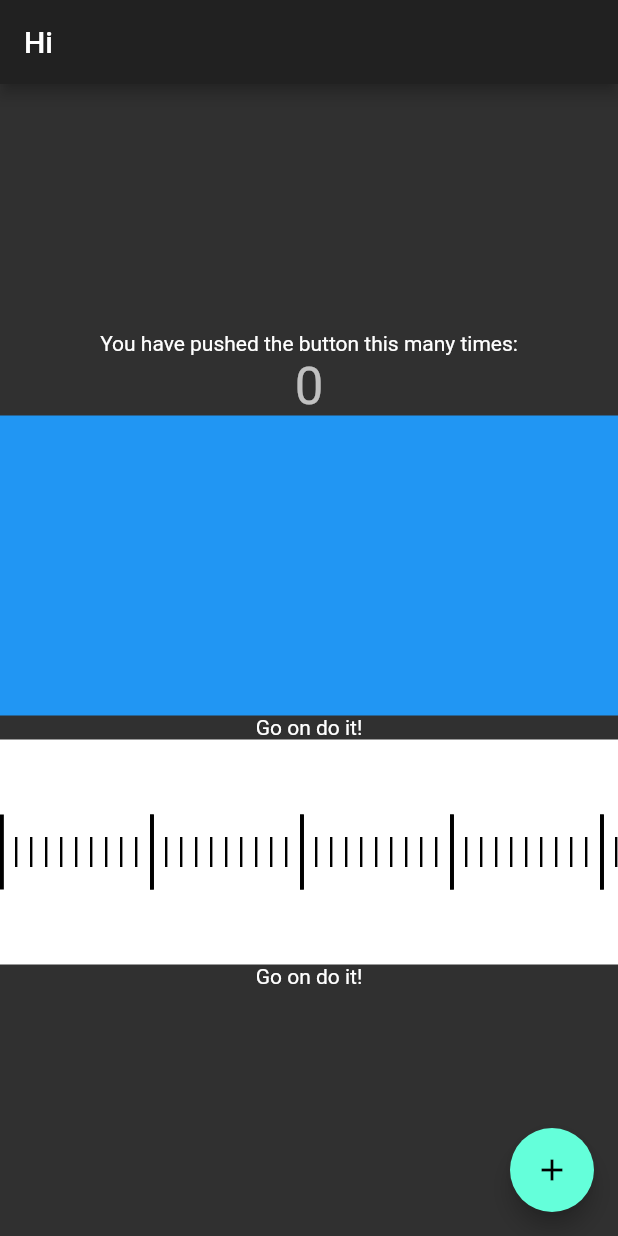
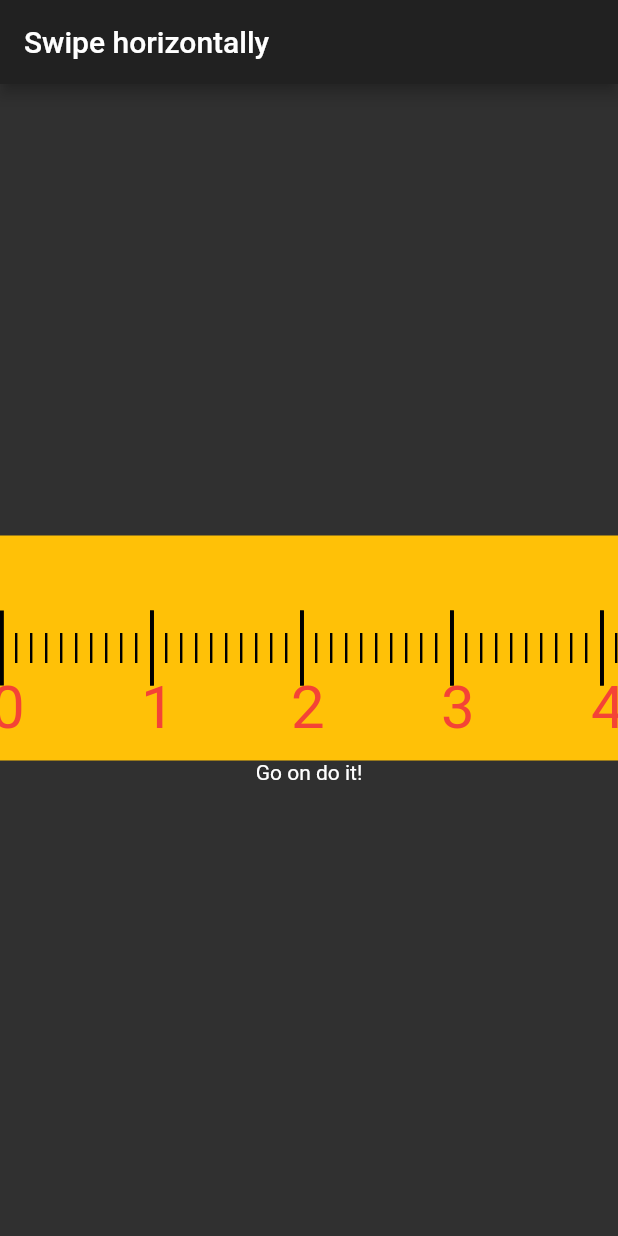
Before and after one commit to 4amVim/flutterStarter, a Flutter app: the screen it shows after launch, on a phone screen of 412 x 824 dp. Run offline on Flutter 3.47's test engine with Material 2 defaults, Android fonts, the phone set to English and light mode, and no system bars.

Commit message:
chore: :recycle: cleaned up

```diff
--- a/lib/main.dart
+++ b/lib/main.dart
@@ -1,3 +1,5 @@
+import 'dart:ui';
+
 import 'package:flutter/material.dart';
 
 void main() => runApp(MyApp());
@@ -16,34 +18,35 @@ class MyHomePage extends StatefulWidget {
   _MyHomePageState createState() => _MyHomePageState();
 }
 
-class Ticker1 extends CustomPainter {
-  static double currentOffset = 0;
-  static double currentStart = 0;
-  // static Ticker1? zeTick;
-
-  Ticker1();
+class TapeMeasure extends CustomPainter {
+  static double offset = 0;
+  static double start = 0;
 
   @override
   void paint(Canvas canvas, Size size) {
-    print('gonna paint');
-    var xAxis = size.height / 2;
-    canvas
-      ..drawRect(Offset.zero & size, Paint()..color = Colors.white)
-      ..translate(currentStart, 0)
-      ..translate(0, xAxis);
-    // canvas.translate(offset, 0);
-    canvas.translate(currentOffset, 0);
-    // currentOffset = offset;
+    canvas //? Color the background, centre x-axis and do x-translation
+      ..drawRect(Offset.zero & size, Paint()..color = Colors.amber)
+      ..translate(0, size.height / 2) //? Vertically centre the x-axis
+      ..translate(start, 0) //? Offset the start (to persist between touches)
+      ..translate(offset, 0); //? immidiate offset for current fingering
 
     ///Add [howMany] number of segments to the tape
     Canvas _addSegments(Canvas cvs, int howMany) {
       Rect tensLine(double xOffset) => Offset(xOffset, -25) & Size(2.56, 50);
+      TextPainter tensText(double xOffset, no) => TextPainter(
+          text: TextSpan(
+              text: no.toString(),
+              style: TextStyle(fontSize: 40, color: Colors.red)),
+          textDirection: TextDirection.ltr)
+        ..layout()
+        ..paint(cvs, Offset(xOffset - 6, 16));
       Rect unitLine(double xOffset) => Offset(xOffset, -10) & Size(1.6, 20);
       var black = Paint()..color = Colors.black;
       //* Draw segments
       for (var no = 0; no < howMany; no++) {
         //* Draw a segment
         cvs.drawRect(tensLine(no * 100), black);
+        tensText(no * 100.0, no);
         for (var i = 1; i < 10; i++) {
           cvs.drawRect(unitLine(i * 10 + no * 100), black);
         }
@@ -56,90 +59,47 @@ class Ticker1 extends CustomPainter {
   }
 
   @override
-  bool shouldRepaint(Ticker1 oldDelegate) {
-    return false;
+  bool shouldRepaint(TapeMeasure oldDelegate) => false;
+
+  static void offsetBy(double displacement) => offset = displacement;
+
+  static void shiftStart() {
+    start = offset + start;
+    offset = 0;
   }
 
-  static offsetBy(double offset) {
-    print('offsetting by $offset');
-    currentOffset = offset;
-    // currentOffset += offset;
-  }
-
-  static void shiftStart() {
-    currentStart = currentOffset + currentStart;
-    currentOffset = 0;
-    print('told to start at $currentStart');
-  }
+  static String get string => 'Start position: ${start.toStringAsFixed(1)}'
+      '  offset: ${offset.toStringAsFixed(1)}';
 }
 
 class _MyHomePageState extends State<MyHomePage> {
-  int _counter = 0;
-  String text = 'Go on do it!';
-  String text1 = 'Go on do it!';
-  double offset = 0;
-  double nextTime = 0;
+  String _debugText = 'Go on do it!';
 
-  late Offset initialX;
+  late Offset touchStart;
 
   @override
   Widget build(BuildContext context) => Scaffold(
-        appBar: AppBar(title: Text('Hi')),
+        appBar: AppBar(title: Text('Swipe horizontally')),
         body: Center(
-            child: Column(
-                mainAxisAlignment: MainAxisAlignment.center,
-                children: <Widget>[
-              Text('You have pushed the button this many times:'),
-              Text('$_counter', style: Theme.of(context).textTheme.headline4),
-              Listener(
-                  behavior: HitTestBehavior.opaque,
-                  onPointerMove: (details) {
-                    var dx = details.localPosition.dx.toStringAsFixed(2);
-                    var dy = details.localPosition.dy.toStringAsFixed(2);
-                    setState(() {
-                      text = 'dx:$dx, dy:$dy';
-                    });
-                  },
-                  child: SizedBox(
-                      height: 200, child: Container(color: Colors.blue))),
-              Text(text),
-              Listener(
-                  //1
-                  behavior: HitTestBehavior.opaque,
-                  onPointerDown: (details) {
-                    initialX = details.localPosition;
-                  },
-                  onPointerMove: (details) {
-                    var poka = details.localPosition.dx - initialX.dx;
-                    setState(() {
-                      Ticker1.offsetBy(poka);
-                      text1 =
-                          'Start: ${Ticker1.currentStart.toStringAsFixed(1)}'
-                          'offset: ${Ticker1.currentOffset.toStringAsFixed(1)}';
-                      // offset = offset + 1;
-                    });
-                  },
-                  onPointerUp: (_) {
-                    // nextTime = T+icker1.zeTick!.offset;
-                    print('current ??' + Ticker1.currentOffset.toString());
-                    setState(() {
-                      Ticker1.shiftStart();
-                      text1 =
-                          'Start: ${Ticker1.currentStart.toStringAsFixed(1)}'
-                          'offset: ${Ticker1.currentOffset.toStringAsFixed(1)}';
-                      // offset = offset + 1;
-                    });
-                  },
-                  child: SizedBox(
-                      height: 150,
-                      child:
-                          CustomPaint(painter: Ticker1(), child: Container()))),
-              Text(text1)
-            ])),
-        floatingActionButton: FloatingActionButton(
-          onPressed: () => setState(() => _counter++),
-          tooltip: 'Increment',
-          child: Icon(Icons.add),
-        ), // This trailing comma makes auto-formatting nicer for build methods.
+            child:
+                Column(mainAxisAlignment: MainAxisAlignment.center, children: [
+          Listener(
+              // behavior: HitTestBehavior.opaque,
+              onPointerDown: (details) => touchStart = details.localPosition,
+              onPointerMove: (details) => setState(() {
+                    TapeMeasure.offsetBy(
+                        details.localPosition.dx - touchStart.dx);
+                    _debugText = TapeMeasure.string;
+                  }),
+              onPointerUp: (_) => setState(() {
+                    TapeMeasure.shiftStart();
+                    _debugText = TapeMeasure.string;
+                  }),
+              child: SizedBox(
+                  height: 150,
+                  child:
+                      CustomPaint(painter: TapeMeasure(), child: Container()))),
+          Text(_debugText)
+        ])),
       );
 }
```
